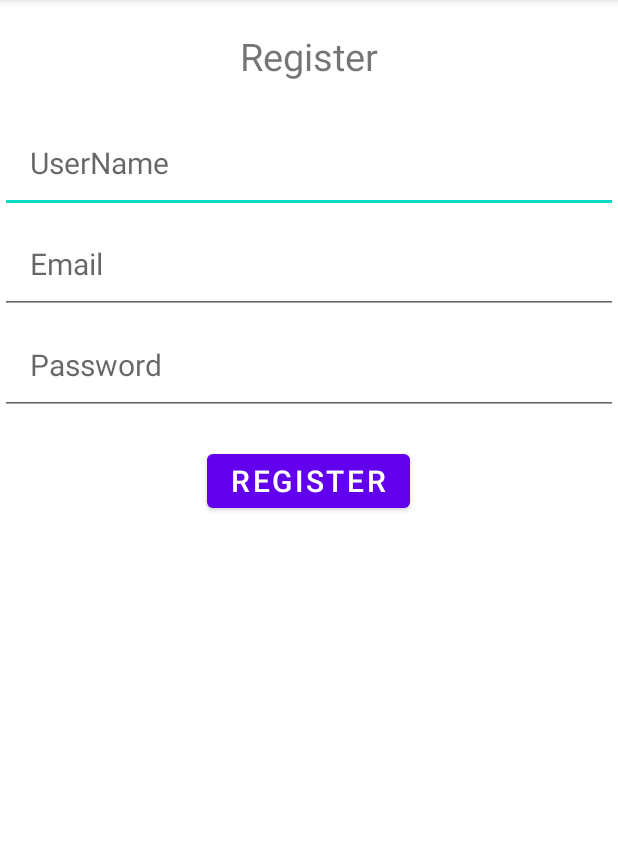
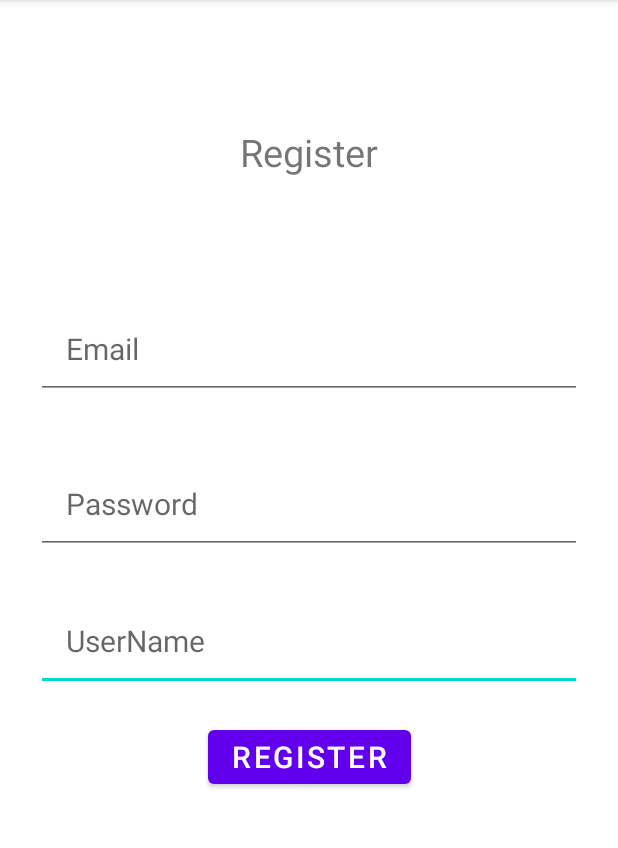
Before and after one commit to narwalabhi/PYMO, an Android app: the register screen opened directly, with no data from a screen before it, on a phone screen of 412 x 824 dp, the part 84-932 px from its top. Run offline under Robolectric (Android 15) with nearby library versions, the phone set to English and light mode, and no system bars.

Commit message:
Parent view changes

```diff
--- a/app/src/main/res/layout/activity_register.xml
+++ b/app/src/main/res/layout/activity_register.xml
@@ -1,5 +1,5 @@
 <?xml version="1.0" encoding="utf-8"?>
-<RelativeLayout xmlns:android="http://schemas.android.com/apk/res/android"
+<androidx.constraintlayout.widget.ConstraintLayout xmlns:android="http://schemas.android.com/apk/res/android"
     xmlns:app="http://schemas.android.com/apk/res-auto"
     xmlns:tools="http://schemas.android.com/tools"
     android:layout_width="match_parent"
@@ -8,57 +8,68 @@
 
 
     <TextView
+        android:id="@+id/header"
         android:layout_width="wrap_content"
         android:layout_height="wrap_content"
+        android:layout_marginTop="64dp"
+        android:padding="20dp"
         android:text="Register"
-        android:layout_centerHorizontal="true"
         android:textSize="25sp"
-        android:padding="20dp"
-        app:layout_constraintBottom_toBottomOf="parent"
         app:layout_constraintLeft_toLeftOf="parent"
-        android:id="@+id/header"
         app:layout_constraintRight_toRightOf="parent"
         app:layout_constraintTop_toTopOf="parent" />
 
     <EditText
-        android:layout_width="match_parent"
+        android:id="@+id/registerName"
+        android:layout_width="0dp"
         android:layout_height="wrap_content"
-        android:id="@+id/registerName"
+        android:layout_marginTop="24dp"
         android:hint="UserName"
-        android:layout_below="@+id/header"
         android:padding="20dp"
         android:textSize="20sp"
-        />
+        app:layout_constraintEnd_toEndOf="@+id/registerPassword"
+        app:layout_constraintHorizontal_bias="0.0"
+        app:layout_constraintStart_toStartOf="@+id/registerPassword"
+        app:layout_constraintTop_toBottomOf="@+id/registerPassword" />
 
     <EditText
-        android:layout_width="match_parent"
+        android:id="@+id/registerEmail"
+        android:layout_width="0dp"
         android:layout_height="wrap_content"
-        android:id="@+id/registerEmail"
-        android:layout_below="@+id/registerName"
+        android:layout_marginStart="24dp"
+        android:layout_marginTop="60dp"
+        android:layout_marginEnd="24dp"
+        android:hint="Email"
         android:padding="20dp"
-        android:hint="Email"
         android:textSize="20sp"
-        />
+        app:layout_constraintEnd_toEndOf="parent"
+        app:layout_constraintStart_toStartOf="parent"
+        app:layout_constraintTop_toBottomOf="@+id/header" />
 
     <EditText
-        android:layout_width="match_parent"
+        android:id="@+id/registerPassword"
+        android:layout_width="0dp"
         android:layout_height="wrap_content"
-        android:id="@+id/registerPassword"
-        android:layout_below="@+id/registerEmail"
+        android:layout_marginTop="36dp"
+        android:hint="Password"
         android:padding="20dp"
-        android:hint="Password"
         android:textSize="20sp"
-        />
-
-
+        app:layout_constraintEnd_toEndOf="@+id/registerEmail"
+        app:layout_constraintHorizontal_bias="0.0"
+        app:layout_constraintStart_toStartOf="@+id/registerEmail"
+        app:layout_constraintTop_toBottomOf="@+id/registerEmail" />
 
     <Button
         android:layout_width="wrap_content"
         android:layout_height="wrap_content"
-        android:layout_below="@+id/registerPassword"
         android:layout_centerHorizontal="true"
+        android:layout_margin="20dp"
+        android:layout_marginStart="32dp"
+        android:layout_marginEnd="32dp"
         android:text="REGISTER"
         android:textSize="20sp"
-        android:layout_margin="20dp"/>
+        app:layout_constraintEnd_toEndOf="@+id/registerName"
+        app:layout_constraintStart_toStartOf="@+id/registerName"
+        app:layout_constraintTop_toBottomOf="@+id/registerName" />
 
-</RelativeLayout>
+</androidx.constraintlayout.widget.ConstraintLayout>
--- a/app/src/main/res/values/strings.xml
+++ b/app/src/main/res/values/strings.xml
@@ -1,7 +1,7 @@
 <resources>
     <string name="app_name">PYMO</string>
     <string name="profile">Profile</string>
-    <string name="addPosts">addPosts</string>
-    <string name="topics">topics</string>
-    <string name="home">home</string>
+    <string name="addPosts">Post</string>
+    <string name="topics">Explore</string>
+    <string name="home">Home</string>
 </resources>
--- a/build.gradle
+++ b/build.gradle
@@ -5,7 +5,7 @@ buildscript {
         mavenCentral()
     }
     dependencies {
-        classpath "com.android.tools.build:gradle:7.0.0"
+        classpath 'com.android.tools.build:gradle:7.0.2'
 
         // NOTE: Do not place your application dependencies here; they belong
         // in the individual module build.gradle files
```
Also changed, not shown: app/src/main/res/layout/activity_main.xml (+26 -22 lines), gradle/wrapper/gradle-wrapper.properties.
